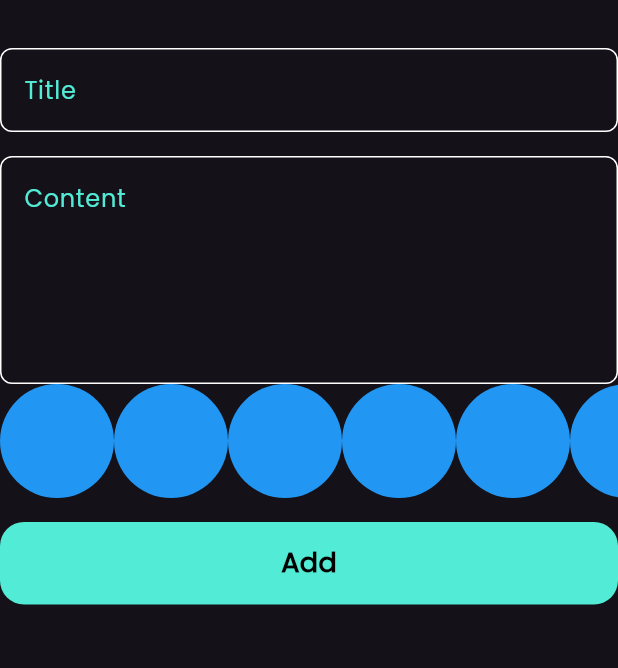
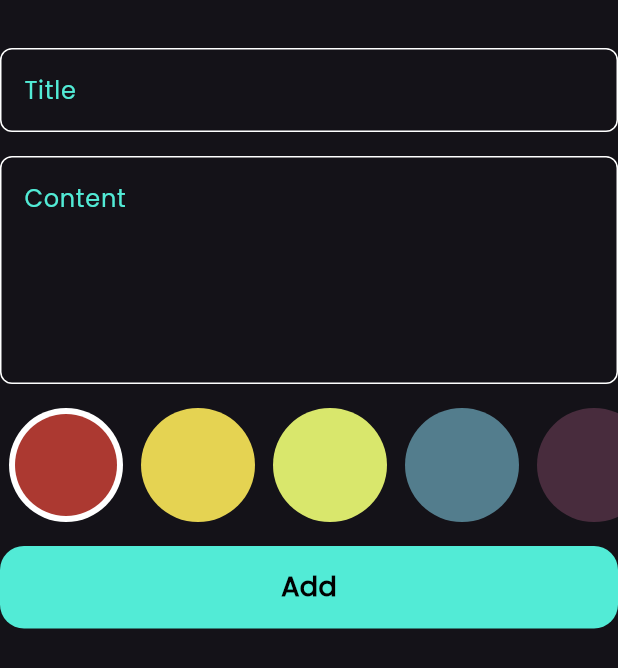
Before and after one commit to mu7ammad-3issa/note-craft, a Flutter app: the AddNoteForm widget shown alone on an empty page, opened directly, on a phone screen of 412 x 824 dp. Shown: the top 668 px of the screen. Run offline on Flutter 3.47's test engine with Material 3 defaults, Android fonts, the phone set to English and light mode, and no system bars; our stand-ins replace bloc, flutter_bloc, font_awesome_flutter, hive, hive_flutter; accounts and stored records are empty.

Commit message:
colors list view p2

```diff
--- a/lib/views/constants.dart
+++ b/lib/views/constants.dart
@@ -2,3 +2,10 @@ import 'dart:ui';
 
 const kPrimaryColor = Color(0xff52EBD6);
 const kNotesBox = 'notes_box';
+List<Color> kColors = const [
+  Color(0xffAC3931),
+  Color(0xffE5D352),
+  Color(0xffD9E76C),
+  Color(0xff537D8D),
+  Color(0xff482C3D),
+];
--- a/lib/widgets/add_note_form.dart
+++ b/lib/widgets/add_note_form.dart
@@ -48,6 +48,9 @@ class _AddNoteFormState extends State<AddNoteForm> {
             hintText: 'Content',
             maxLines: 5,
           ),
+          const SizedBox(
+            height: 16,
+          ),
           const ColorsListView(),
           const SizedBox(
             height: 16,
--- a/lib/widgets/color_item.dart
+++ b/lib/widgets/color_item.dart
@@ -1,13 +1,24 @@
 import 'package:flutter/material.dart';
 
 class ColorItem extends StatelessWidget {
-  const ColorItem({super.key});
+  const ColorItem({super.key, required this.isActive, required this.color});
 
+  final Color color;
+  final bool isActive;
   @override
   Widget build(BuildContext context) {
-    return const CircleAvatar(
-      radius: 38,
-      backgroundColor: Colors.blue,
-    );
+    return isActive
+        ? CircleAvatar(
+            radius: 38,
+            backgroundColor: Colors.white,
+            child: CircleAvatar(
+              radius: 34,
+              backgroundColor: color,
+            ),
+          )
+        : CircleAvatar(
+            radius: 38,
+            backgroundColor: color,
+          );
   }
 }
--- a/lib/widgets/colors_list_view.dart
+++ b/lib/widgets/colors_list_view.dart
@@ -1,8 +1,23 @@
 import 'package:flutter/material.dart';
 import 'package:notes_app/widgets/color_item.dart';
 
-class ColorsListView extends StatelessWidget {
+class ColorsListView extends StatefulWidget {
   const ColorsListView({super.key});
+
+  @override
+  State<ColorsListView> createState() => _ColorsListViewState();
+}
+
+class _ColorsListViewState extends State<ColorsListView> {
+  int currentIndex = 0;
+
+  List<Color> kColors = const [
+    Color(0xffAC3931),
+    Color(0xffE5D352),
+    Color(0xffD9E76C),
+    Color(0xff537D8D),
+    Color(0xff482C3D),
+  ];
 
   @override
   Widget build(BuildContext context) {
@@ -10,9 +25,21 @@ class ColorsListView extends StatelessWidget {
       height: 38 * 2,
       child: ListView.builder(
         scrollDirection: Axis.horizontal,
-        itemCount: 10,
+        itemCount: kColors.length,
         itemBuilder: (context, index) {
-          return const ColorItem();
+          return Padding(
+            padding: const EdgeInsets.symmetric(horizontal: 6),
+            child: GestureDetector(
+              onTap: () {
+                currentIndex = index;
+                setState(() {});
+              },
+              child: ColorItem(
+                color: kColors[index],
+                isActive: currentIndex == index,
+              ),
+            ),
+          );
         },
       ),
     );
```
